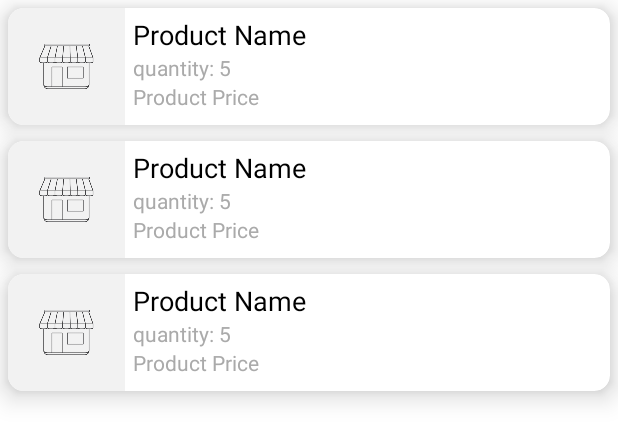
After one commit to 7imaZz/Ecommerce_App, an Android app: the layout fragment_cart.xml on its own in the app's theme, with its tools: preview values and no code run, on a phone screen of 412 x 824 dp. The commit adds this screen. Shown: the top 442 px of the screen. Run offline under Robolectric (Android 15) with nearby library versions, the phone set to English and light mode, and no system bars.

Commit message:
Implement Cart Fragment

```diff
--- a/app/src/main/java/com/shorbgy/ecommerceapp/adapters/ProductAdapter.java
+++ b/app/src/main/java/com/shorbgy/ecommerceapp/adapters/ProductAdapter.java
@@ -55,7 +55,6 @@ public class ProductAdapter extends RecyclerView.Adapter<ProductAdapter.ProductV
 
         holder.binding.productName.setText(products.get(position).getProduct_name());
         holder.binding.productPrice.setText("$"+products.get(position).getPrice());
-        holder.binding.productDesc.setText(products.get(position).getDescription());
 
         Picasso.get()
                 .load(products.get(position).getImage_url())
--- a/app/src/main/java/com/shorbgy/ecommerceapp/ui/HomeActivity.java
+++ b/app/src/main/java/com/shorbgy/ecommerceapp/ui/HomeActivity.java
@@ -123,7 +123,9 @@ public class HomeActivity extends AppCompatActivity implements NavigationView.On
     public boolean onNavigationItemSelected(@NonNull MenuItem item) {
 
         if (item.getItemId() == R.id.nav_cart){
-            Toast.makeText(this, "Cart", Toast.LENGTH_SHORT).show();
+            Navigation.findNavController(this, R.id.nav_host_fragment).navigate(R.id.cartFragment);
+        }else if (item.getItemId() == R.id.nav_home){
+            Navigation.findNavController(this, R.id.nav_host_fragment).navigate(R.id.nav_home);
         }else if (item.getItemId() == R.id.nav_categories){
             Toast.makeText(this, "Categories", Toast.LENGTH_SHORT).show();
         }else if (item.getItemId() == R.id.nav_orders){
--- /dev/null
+++ b/app/src/main/res/layout/cart_item.xml
@@ -0,0 +1,68 @@
+<?xml version="1.0" encoding="utf-8"?>
+<layout xmlns:android="http://schemas.android.com/apk/res/android"
+    xmlns:tools="http://schemas.android.com/tools"
+    xmlns:app="http://schemas.android.com/apk/res-auto">
+
+    <data>
+
+    </data>
+
+    <androidx.cardview.widget.CardView
+        android:layout_width="match_parent"
+        android:layout_height="wrap_content"
+        android:layout_margin="@dimen/_4sdp"
+        android:clickable="true"
+        android:focusable="true"
+        app:cardCornerRadius="@dimen/_8sdp"
+        app:cardElevation="@dimen/_8sdp"
+        android:foreground="?attr/selectableItemBackground"
+        tools:ignore="UnusedAttribute">
+
+        <RelativeLayout
+            android:layout_width="match_parent"
+            android:layout_height="match_parent">
+
+            <ImageView
+                android:id="@+id/product_image"
+                android:layout_width="@dimen/_60sdp"
+                android:layout_height="@dimen/_60sdp"
+                android:scaleType="centerCrop"
+                android:src="@drawable/product_placeholder"
+                android:contentDescription="@string/product_image" />
+
+            <TextView
+                android:id="@+id/product_name"
+                android:layout_width="wrap_content"
+                android:layout_height="wrap_content"
+                android:layout_toEndOf="@id/product_image"
+                android:textSize="18sp"
+                android:layout_marginStart="@dimen/_4sdp"
+                android:layout_marginTop="@dimen/_4sdp"
+                android:singleLine="true"
+                android:text="@string/product_name"
+                android:textColor="@color/black" />
+
+            <TextView
+                android:id="@+id/quantity"
+                android:layout_width="wrap_content"
+                android:layout_height="wrap_content"
+                android:layout_below="@id/product_name"
+                android:layout_toEndOf="@id/product_image"
+                android:layout_marginStart="@dimen/_4sdp"
+                android:textColor="@android:color/darker_gray"
+                android:text="@string/quantity" />
+
+            <TextView
+                android:id="@+id/price"
+                android:layout_width="wrap_content"
+                android:layout_height="wrap_content"
+                android:layout_below="@id/quantity"
+                android:layout_toEndOf="@id/product_image"
+                android:layout_marginStart="@dimen/_4sdp"
+                android:textColor="@android:color/darker_gray"
+                android:text="@string/product_price"/>
+
+        </RelativeLayout>
+
+    </androidx.cardview.widget.CardView>
+</layout>
--- /dev/null
+++ b/app/src/main/res/layout/fragment_cart.xml
@@ -0,0 +1,23 @@
+<?xml version="1.0" encoding="utf-8"?>
+<layout xmlns:android="http://schemas.android.com/apk/res/android"
+    xmlns:tools="http://schemas.android.com/tools"
+    xmlns:app="http://schemas.android.com/apk/res-auto">
+
+    <data>
+
+    </data>
+
+    <FrameLayout
+        android:layout_width="match_parent"
+        android:layout_height="match_parent"
+        tools:context=".ui.CartFragment">
+
+        <androidx.recyclerview.widget.RecyclerView
+            android:id="@+id/products_rv"
+            android:layout_width="match_parent"
+            android:layout_height="match_parent"
+            app:layoutManager="androidx.recyclerview.widget.LinearLayoutManager"
+            tools:listitem="@layout/cart_item" />
+
+    </FrameLayout>
+</layout>
--- a/app/src/main/res/navigation/mobile_navigation.xml
+++ b/app/src/main/res/navigation/mobile_navigation.xml
@@ -24,5 +24,10 @@
         android:name="com.shorbgy.ecommerceapp.ui.ItemFragment"
         android:label="fragment_item"
         tools:layout="@layout/fragment_item" />
+    <fragment
+        android:id="@+id/cartFragment"
+        android:name="com.shorbgy.ecommerceapp.ui.CartFragment"
+        android:label="fragment_cart"
+        tools:layout="@layout/fragment_cart" />
 
 </navigation>
--- a/app/src/main/res/values/strings.xml
+++ b/app/src/main/res/values/strings.xml
@@ -35,7 +35,6 @@
     <string name="nav_header_subtitle">android.studio@android.com</string>
     <string name="nav_header_desc">Navigation header</string>
     <string name="action_settings">Settings</string>
-
     <string name="menu_home">Home</string>
     <string name="menu_gallery">Gallery</string>
     <string name="menu_slideshow">Slideshow</string>
@@ -50,4 +49,5 @@
     <string name="update">Update</string>
     <string name="change_profile">Change Profile</string>
     <string name="address">Address</string>
+    <string name="quantity">quantity: 5</string>
 </resources>
```
Also changed, not shown: app/src/main/java/com/shorbgy/ecommerceapp/adapters/CartAdapter.java (added, +65 -0 lines), app/src/main/java/com/shorbgy/ecommerceapp/pojo/Cart.java (added, +86 -0 lines), app/src/main/java/com/shorbgy/ecommerceapp/ui/CartFragment.java (added, +82 -0 lines), app/src/main/java/com/shorbgy/ecommerceapp/ui/ItemFragment.java (+57 -18 lines), app/src/main/res/layout/fragment_item.xml (+56 -119 lines), app/src/main/res/layout/product_item.xml (+0 -11 lines).
